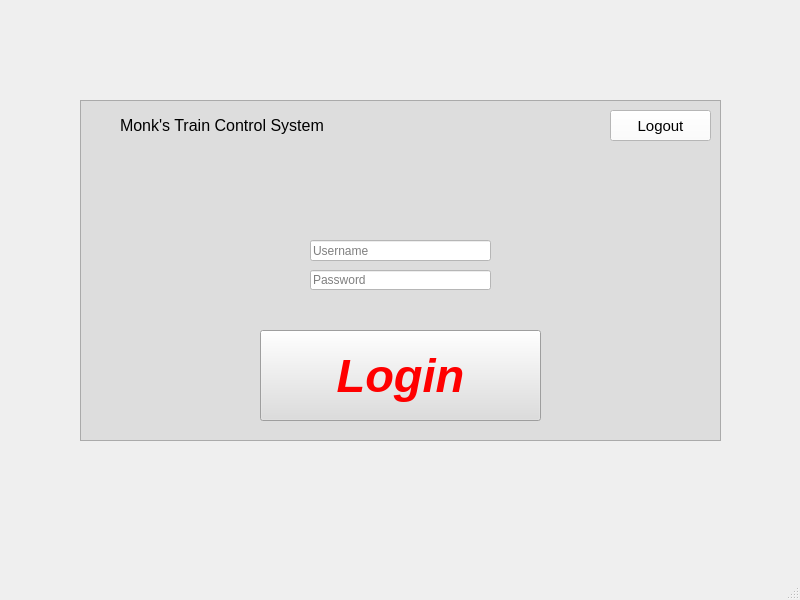
The window that src/UI/TrainModel/Login_Page.ui (aet37/ECE1140-Project) describes before a commit, drawn with Qt 5.
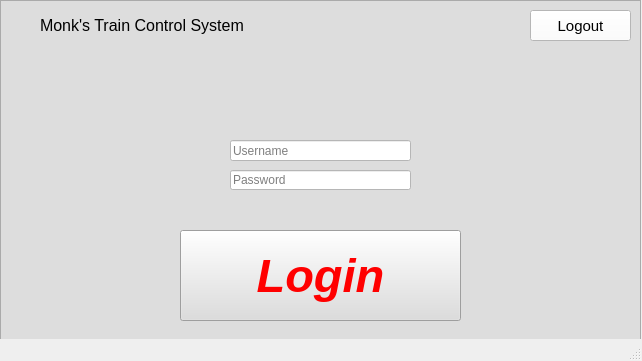
The same window after the commit. Icons and pictures are not drawn.

```diff
--- a/src/UI/TrainModel/Login_Page.ui
+++ b/src/UI/TrainModel/Login_Page.ui
@@ -6,8 +6,8 @@
    <rect>
     <x>0</x>
     <y>0</y>
-    <width>800</width>
-    <height>600</height>
+    <width>642</width>
+    <height>361</height>
    </rect>
   </property>
   <property name="windowTitle">
@@ -17,8 +17,8 @@
    <widget class="QFrame" name="frame">
     <property name="geometry">
      <rect>
-      <x>80</x>
-      <y>100</y>
+      <x>0</x>
+      <y>0</y>
       <width>641</width>
       <height>341</height>
      </rect>
```
Left out of the diff: 6 changed lines with no effect on the pictures.
